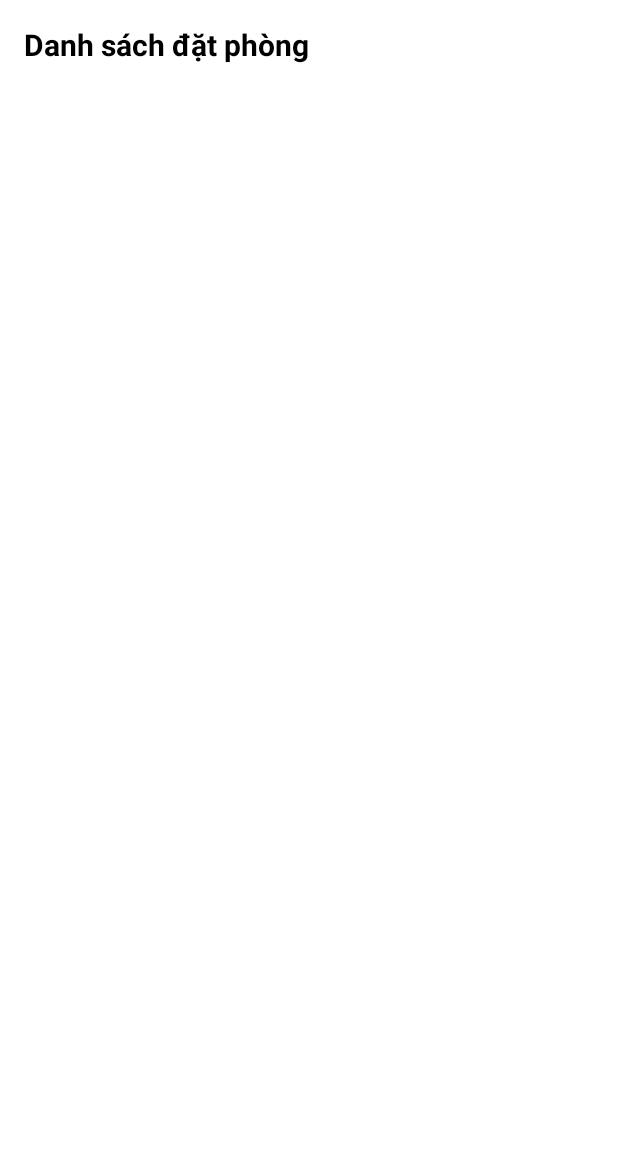
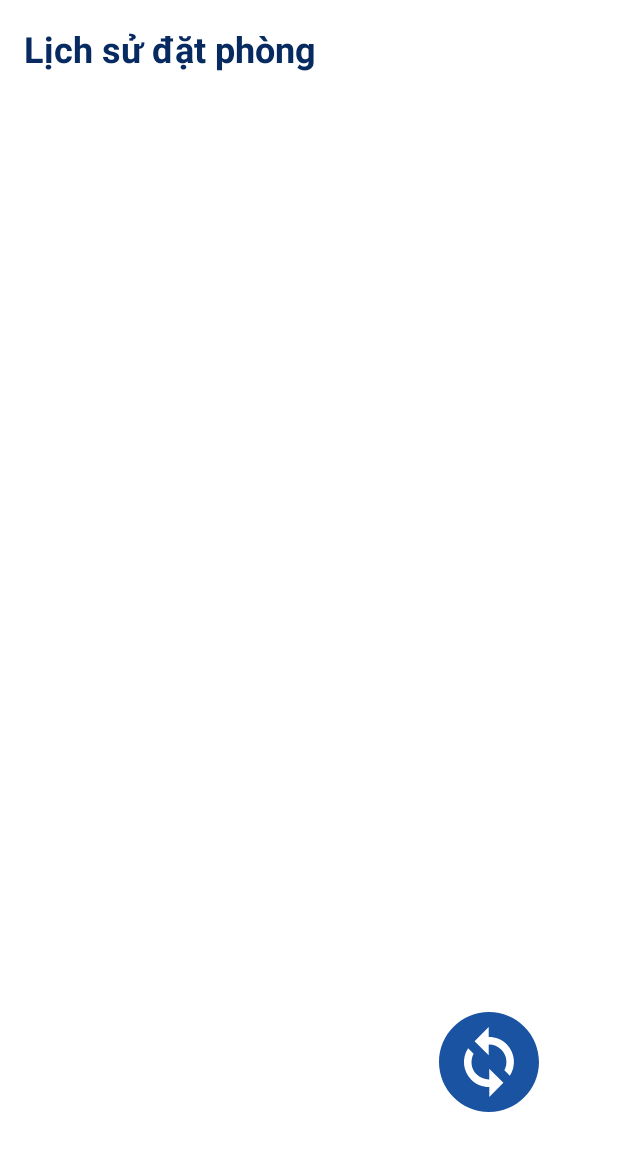
Before and after one commit to NguyenDink/VieTravel, an Android app: the fragment BookingFragment shown on its own in the app's theme, on a phone screen of 412 x 824 dp. Shown: the top 1151 px of the screen. Run offline under Robolectric (Android 15) with nearby library versions, the phone set to English and light mode, and no system bars; our stand-ins replace Firebase (no records; nobody signed in at launch, a user with empty details on screens opened directly).

Commit message:
Booking Fragment

```diff
--- a/app/src/main/java/com/example/projecttravel/activity/DetailHotel.java
+++ b/app/src/main/java/com/example/projecttravel/activity/DetailHotel.java
@@ -85,7 +85,7 @@ public class DetailHotel extends AppCompatActivity {
             txtType.setText("Loại: Homestay");
 
         txtCapacity.setText("Tối đa: " + capacity +" (người)");
-        txtPrice.setText("Giá:" + price);
+        txtPrice.setText("Giá:" + price + "VNĐ");
         txtDescription.setText(description);
 
         StorageReference storageRef = FirebaseStorage.getInstance().getReference().child("hotels").child(hotel_id+".jpg");
@@ -244,7 +244,7 @@ public class DetailHotel extends AppCompatActivity {
         totalPrice = diffInDays * price;
 
         // Hiển thị giá tổng mới lên TextView
-        txtTotal.setText(String.format(Locale.getDefault(), "%.2f", totalPrice));
+        txtTotal.setText(totalPrice + " VNĐ");
 
         // Cập nhật lại ngày check out
         onCheckOutDateSelected(checkOut);
@@ -268,7 +268,7 @@ public class DetailHotel extends AppCompatActivity {
             totalPrice = diffInDays * price;
 
             // Hiển thị giá tổng mới lên TextView
-            txtTotal.setText(String.format(Locale.getDefault(), "%.2f", totalPrice));
+            txtTotal.setText(totalPrice + " VNĐ");
             // Cập nhật trạng thái hợp lệ của ngày checkout
             isCheckOutValid = true;
         } else {
--- a/app/src/main/java/com/example/projecttravel/dao/BookingDB.java
+++ b/app/src/main/java/com/example/projecttravel/dao/BookingDB.java
@@ -45,7 +45,7 @@ public class BookingDB {
                 for (DataSnapshot dataSnapshot : snapshot.getChildren()) {
                     Booking booking = dataSnapshot.getValue(Booking.class);
 
-                    if ((booking.getAccount().getAccount_id()).equals(account_id)) {
+                    if ((booking.getAccount().getAccount_id().toString().trim()).equals(account_id)) {
                         list.add(booking);
                     }
                 }
--- a/app/src/main/java/com/example/projecttravel/fragment/BookingFragment.java
+++ b/app/src/main/java/com/example/projecttravel/fragment/BookingFragment.java
@@ -1,11 +1,17 @@
 package com.example.projecttravel.fragment;
 
+import android.app.AlertDialog;
+import android.app.ProgressDialog;
 import android.os.Bundle;
 import android.view.LayoutInflater;
 import android.view.View;
 import android.view.ViewGroup;
+import android.widget.AdapterView;
+import android.widget.Button;
+import android.widget.ImageButton;
 import android.widget.ListView;
 import android.widget.TableRow;
+import android.widget.TextView;
 import android.widget.Toast;
 
 import androidx.annotation.NonNull;
@@ -16,6 +22,12 @@ import com.example.projecttravel.R;
 import com.example.projecttravel.adapter.BookingAdapter;
 import com.example.projecttravel.dao.BookingDB;
 import com.example.projecttravel.model.Booking;
+import com.example.projecttravel.model.Status;
+import com.google.firebase.database.DataSnapshot;
+import com.google.firebase.database.DatabaseError;
+import com.google.firebase.database.DatabaseReference;
+import com.google.firebase.database.FirebaseDatabase;
+import com.google.firebase.database.ValueEventListener;
 
 import java.util.ArrayList;
 import java.util.List;
@@ -25,16 +37,29 @@ public class BookingFragment extends Fragment {
     private ListView lvBooking;
     private ArrayList<Booking> arrBooking;
     private BookingAdapter bookingAdapter = null;
+    private ProgressDialog progressDialog;
+    private ImageButton btnReload;
     @Nullable
     @Override
     public View onCreateView(@NonNull LayoutInflater inflater, @Nullable ViewGroup container, @Nullable Bundle savedInstanceState) {
         mView = inflater.inflate(R.layout.fragment_booking, container, false);
         init();
+        progressDialog = new ProgressDialog(getActivity());
         getListBooking();
+        initListener();
         return mView;
     }
 
+    public void initListener() {
+        btnReload.setOnClickListener(new View.OnClickListener() {
+            @Override
+            public void onClick(View v) {
+                getListBooking();
+            }
+        });
+    }
     public void init() {
+        btnReload = mView.findViewById(R.id.btnReload);
         lvBooking = mView.findViewById(R.id.lvBooking);
         arrBooking = new ArrayList<>();
         bookingAdapter = new BookingAdapter(requireActivity(), R.layout.viewholder_booking, arrBooking);
@@ -42,15 +67,17 @@ public class BookingFragment extends Fragment {
     }
 
     public void getListBooking() {
+        progressDialog.show();
         BookingDB bookingDB = new BookingDB();
         bookingDB.getListBookingCurrentUser(new BookingDB.ListBookingCallback() {
             @Override
             public void onListBookingRetrieved(List<Booking> booking) {
+                arrBooking.clear();
                 arrBooking.addAll(booking);
                 bookingAdapter.notifyDataSetChanged();
-                if (booking.isEmpty())
-                    Toast.makeText(getContext(), "NULL", Toast.LENGTH_SHORT).show();
+                progressDialog.dismiss();
             }
         });
     }
+
 }
--- a/app/src/main/res/layout/fragment_booking.xml
+++ b/app/src/main/res/layout/fragment_booking.xml
@@ -1,5 +1,7 @@
 <?xml version="1.0" encoding="utf-8"?>
 <LinearLayout xmlns:android="http://schemas.android.com/apk/res/android"
+    xmlns:app="http://schemas.android.com/apk/res-auto"
+    xmlns:tools="http://schemas.android.com/tools"
     android:layout_width="match_parent"
     android:layout_height="match_parent"
     android:padding="16dp"
@@ -9,14 +11,31 @@
     <TextView
         android:layout_width="match_parent"
         android:layout_height="wrap_content"
-        android:text="Danh sách đặt phòng"
-        android:textColor="@color/black"
-        android:textSize="20sp"
+        android:text="Lịch sử đặt phòng"
+        android:textColor="@color/xanh_nhat_background"
+        android:textSize="24sp"
         android:textStyle="bold" />
 
-    <ListView
-        android:id="@+id/lvBooking"
+    <androidx.constraintlayout.widget.ConstraintLayout
         android:layout_width="match_parent"
-        android:layout_height="match_parent" />
+        android:layout_height="match_parent">
+
+        <ListView
+            android:id="@+id/lvBooking"
+            android:layout_width="match_parent"
+            android:layout_height="match_parent" />
+
+        <ImageButton
+            android:id="@+id/btnReload"
+            android:layout_width="80dp"
+            android:layout_height="80dp"
+            android:layout_marginEnd="30dp"
+            android:layout_marginBottom="60dp"
+            android:background="@drawable/ic_change"
+            android:scaleType="fitCenter"
+            app:layout_constraintBottom_toBottomOf="parent"
+            app:layout_constraintEnd_toEndOf="parent" />
+
+    </androidx.constraintlayout.widget.ConstraintLayout>
 
 </LinearLayout>
```
Also changed, not shown: app/src/main/java/com/example/projecttravel/adapter/BookingAdapter.java (+59 -1 lines), app/src/main/res/drawable/btn_box.xml (added, +8 -0 lines), app/src/main/res/drawable/ic_add_check.xml (added, +8 -0 lines), app/src/main/res/layout/dialog_detail_booking.xml (added, +157 -0 lines), app/src/main/res/layout/fragment_account.xml (+15 -0 lines).
